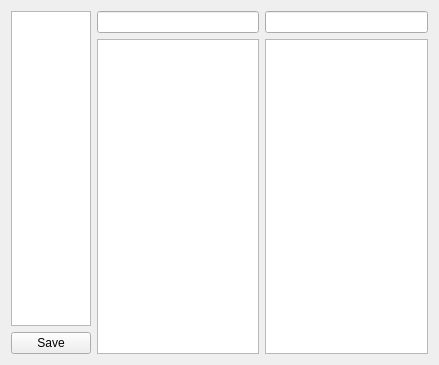
This is org/wayround/aipsetup/ui/latest_edit.ui in AnimusPEXUS/wayround_i2p_aipsetup as Qt 5 draws it before an edit. The edited form follows.
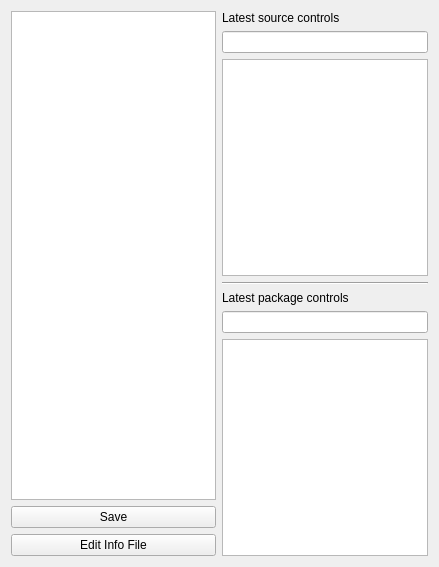
This is the edited form.

```diff
--- a/org/wayround/aipsetup/ui/latest_edit.ui
+++ b/org/wayround/aipsetup/ui/latest_edit.ui
@@ -7,7 +7,7 @@
     <x>0</x>
     <y>0</y>
     <width>439</width>
-    <height>365</height>
+    <height>567</height>
    </rect>
   </property>
   <property name="windowTitle">
@@ -19,7 +19,7 @@
      <item>
       <layout class="QVBoxLayout" name="verticalLayout">
        <item>
-        <widget class="QListView" name="listView"/>
+        <widget class="QListWidget" name="listWidget"/>
        </item>
        <item>
         <widget class="QPushButton" name="pushButton">
@@ -28,27 +28,51 @@
          </property>
         </widget>
        </item>
+       <item>
+        <widget class="QPushButton" name="pushButton_2">
+         <property name="text">
+          <string>Edit Info File</string>
+         </property>
+        </widget>
+       </item>
       </layout>
      </item>
      <item>
       <layout class="QHBoxLayout" name="horizontalLayout_2">
        <item>
         <layout class="QVBoxLayout" name="verticalLayout_3">
+         <item>
+          <widget class="QLabel" name="label">
+           <property name="text">
+            <string>Latest source controls</string>
+           </property>
+          </widget>
+         </item>
          <item>
           <widget class="QLineEdit" name="lineEdit_2"/>
          </item>
          <item>
-          <widget class="QListView" name="listView_2"/>
+          <widget class="QListWidget" name="listWidget_2"/>
          </item>
-        </layout>
-       </item>
-       <item>
-        <layout class="QVBoxLayout" name="verticalLayout_2">
+         <item>
+          <widget class="Line" name="line">
+           <property name="orientation">
+            <enum>Qt::Horizontal</enum>
+           </property>
+          </widget>
+         </item>
+         <item>
+          <widget class="QLabel" name="label_2">
+           <property name="text">
+            <string>Latest package controls</string>
+           </property>
+          </widget>
+         </item>
          <item>
           <widget class="QLineEdit" name="lineEdit"/>
          </item>
          <item>
-          <widget class="QListView" name="listView_3"/>
+          <widget class="QListWidget" name="listWidget_3"/>
          </item>
         </layout>
        </item>
```
